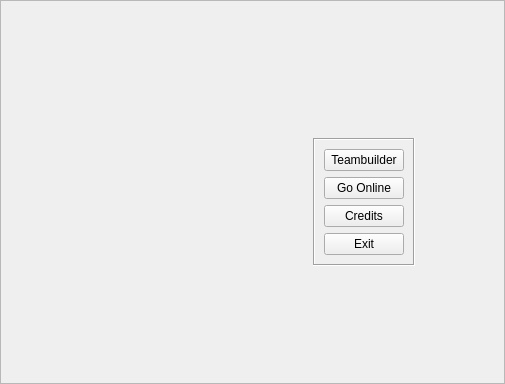
po-devs/pokemon-online, file src/Teambuilder/menu.ui: the form before one commit.
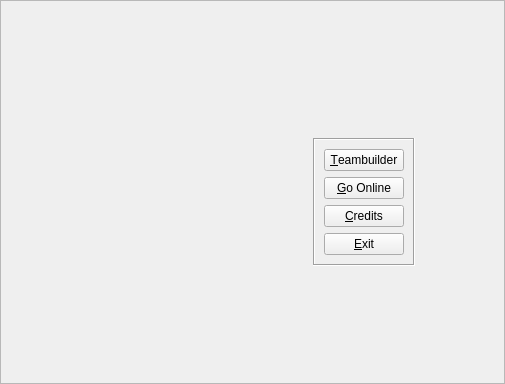
The form after the commit.

Diff of the .ui file:
```diff
--- a/src/Teambuilder/menu.ui
+++ b/src/Teambuilder/menu.ui
@@ -80,28 +80,28 @@
          <item>
           <widget class="QPushButton" name="teamBuilder">
            <property name="text">
-            <string>Teambuilder</string>
+            <string>&amp;Teambuilder</string>
            </property>
           </widget>
          </item>
          <item>
           <widget class="QPushButton" name="goOnline">
            <property name="text">
-            <string>Go Online</string>
+            <string>&amp;Go Online</string>
            </property>
           </widget>
          </item>
          <item>
           <widget class="QPushButton" name="credits">
            <property name="text">
-            <string>Credits</string>
+            <string>&amp;Credits</string>
            </property>
           </widget>
          </item>
          <item>
           <widget class="QPushButton" name="exit">
            <property name="text">
-            <string>Exit</string>
+            <string>&amp;Exit</string>
            </property>
           </widget>
          </item>
```
